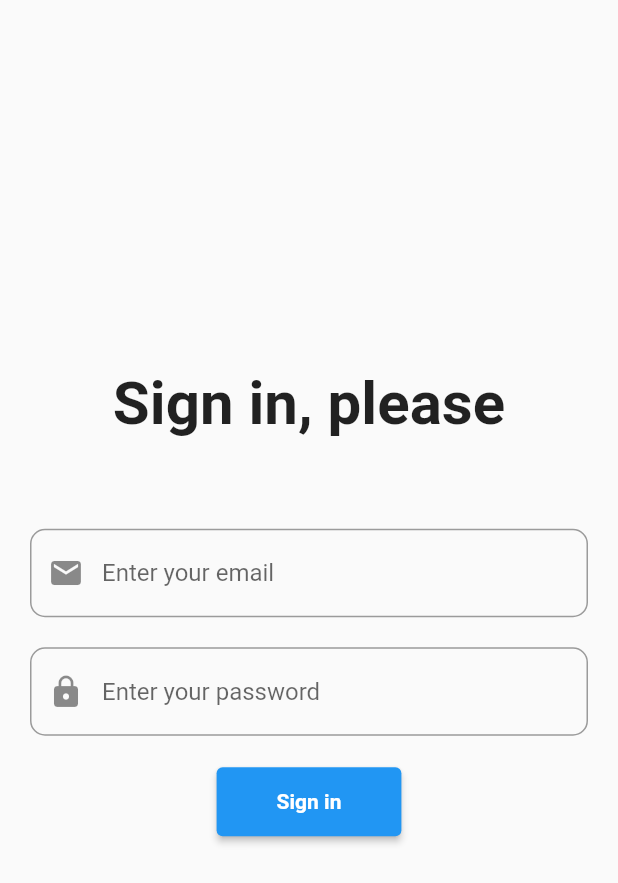
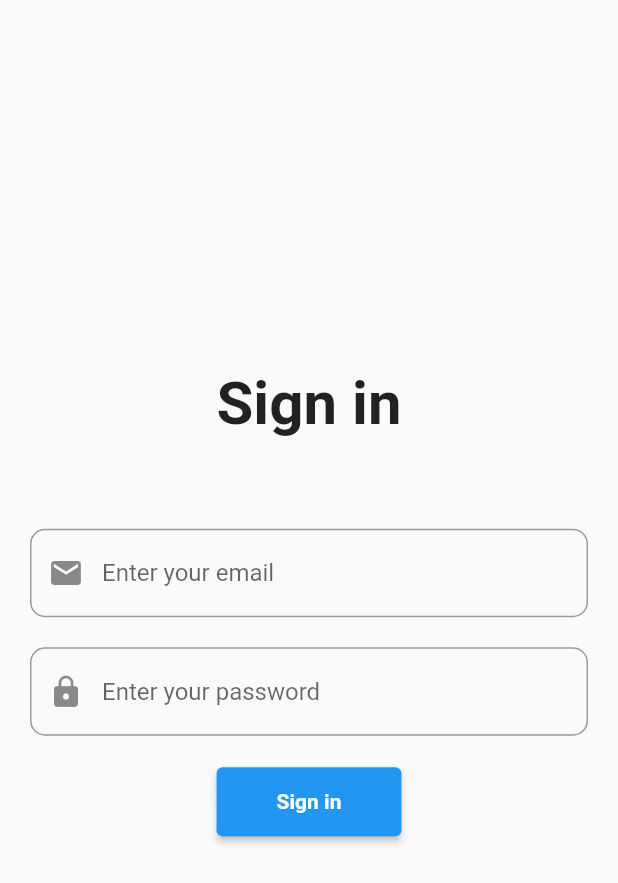
Before and after one commit to gmilani98/Project_app, a Flutter app: the screen it shows after launch, on a phone screen of 412 x 824 dp. Shown: the top 883 px of the screen. Run offline on Flutter 3.47's test engine with Material 2 defaults, Android fonts, the phone set to English and light mode, and no system bars; our stand-ins replace email_validator, material_design_icons_flutter.

Commit message:
some changes

```diff
--- a/lib/screen/LoginPage.dart
+++ b/lib/screen/LoginPage.dart
@@ -27,7 +27,7 @@ class _LoginPageState extends State<LoginPage> {
           crossAxisAlignment: CrossAxisAlignment.center,
           children: <Widget>[
             const Text(
-              'Sign in, please',
+              'Sign in',
               style: TextStyle(
                 fontWeight: FontWeight.bold,
                 fontSize: 40,
```
